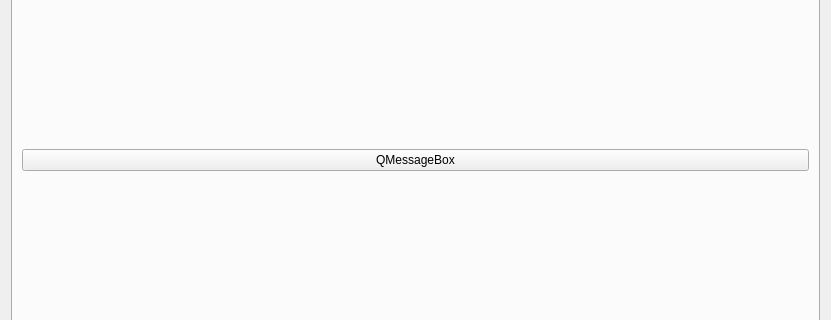
Old version of the form Qt_Notes/Example/DesignerSimpleSample/AMyWidget.ui in the repository Jacob-xyb/Cpp_Note; both pictures show x 0 to 831 and y 142 to 462 of the 831 by 580 pixel window.
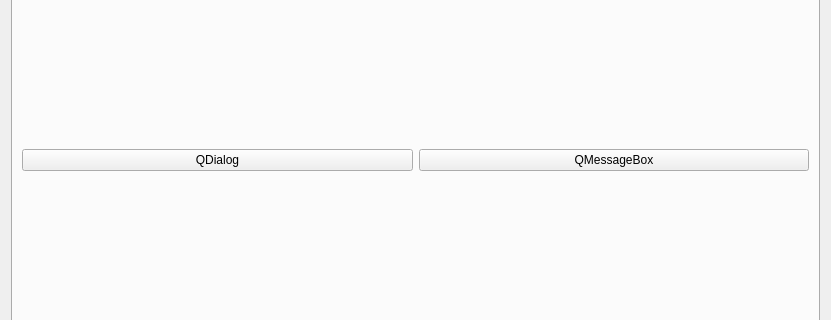
New version of the form.

Patch:
```diff
--- a/Qt_Notes/Example/DesignerSimpleSample/AMyWidget.ui
+++ b/Qt_Notes/Example/DesignerSimpleSample/AMyWidget.ui
@@ -80,13 +80,20 @@
        <string>Dialog</string>
       </attribute>
       <layout class="QGridLayout" name="gridLayout_4">
-       <item row="0" column="0">
+       <item row="0" column="1">
         <widget class="QPushButton" name="btn_MessageBox">
          <property name="text">
           <string>QMessageBox</string>
          </property>
         </widget>
        </item>
+       <item row="0" column="0">
+        <widget class="QPushButton" name="btn_QDialog">
+         <property name="text">
+          <string>QDialog</string>
+         </property>
+        </widget>
+       </item>
       </layout>
      </widget>
     </widget>
```
